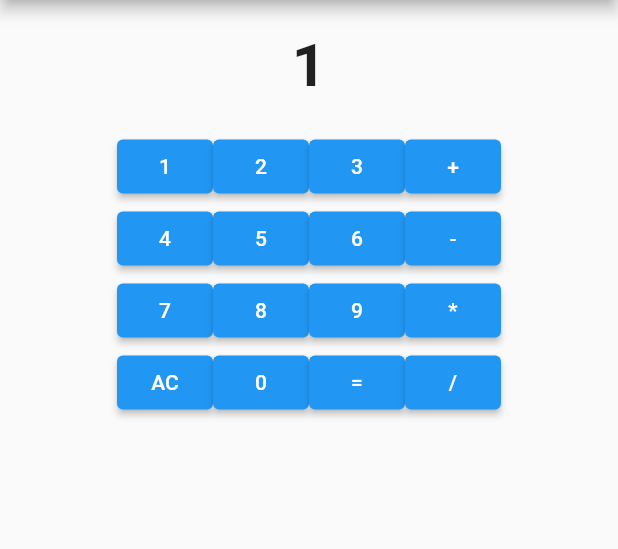
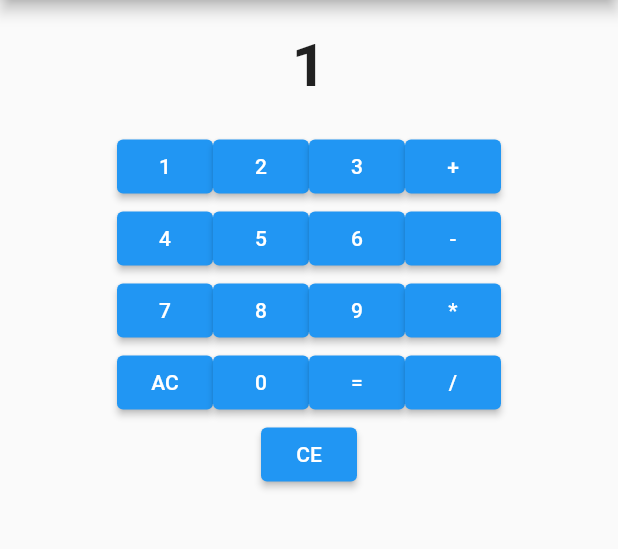
Before and after one commit to pyowonsik/bloc_calculator, a Flutter app: the screen it shows after launch, after a tap on an icon or button, on a phone screen of 412 x 824 dp, the part 84-633 px from its top. Run offline on Flutter 3.47's test engine with Material 2 defaults, Android fonts, the phone set to English and light mode, and no system bars; our stand-ins replace bloc, equatable, flutter_bloc.

Commit message:
문자 하나씩 지우기 추가

```diff
--- a/lib/bloc/caculator_event.dart
+++ b/lib/bloc/caculator_event.dart
@@ -1,4 +1,3 @@
-import 'package:bloc_calculator/model/calculation_model.dart';
 import 'package:equatable/equatable.dart';
 
 abstract class CalculatorEvent extends Equatable {
@@ -13,23 +12,7 @@ class InputNumberEvent extends CalculatorEvent {
   List<Object> get props => [input];
 }
 
-class CalculateEvent extends CalculatorEvent {
-  final dynamic result;
-  CalculateEvent({required this.result});
-
-  @override
-  List<Object> get props => [result];
-}
-
 class InitEvent extends CalculatorEvent {
   @override
   List<Object> get props => [];
 }
-
-
-// class InputValues extends CalculatorEvent {
-//   final dynamic inputValue;
-//   InputValues({required this.inputValue});
-//   @override
-//   List<Object> get props => [inputValue];
-// }
--- a/lib/bloc/calculator_bloc.dart
+++ b/lib/bloc/calculator_bloc.dart
@@ -3,7 +3,7 @@ import 'dart:math';
 import 'package:bloc/bloc.dart';
 import 'package:bloc_calculator/bloc/caculator_event.dart';
 import 'package:bloc_calculator/bloc/calculator_state.dart';
-import 'package:bloc_calculator/model/calculation_model.dart';
+import 'package:flutter/material.dart';
 
 // Bloc 구조
 // Bloc 에서 이벤트를 통해 상태를 변경한다
@@ -14,19 +14,15 @@ import 'package:bloc_calculator/model/calculation_model.dart';
 class CalculatorBloc extends Bloc<CalculatorEvent, CalculatorState> {
   dynamic formula = '';
   dynamic formulaResult = 0;
-  dynamic formulaList;
   dynamic operatorList = [];
   dynamic number = '';
   List<dynamic> numbers = [];
-  List<String> operator = ['+', '-', '*', '/'];
   bool isNumber = false;
 
   //
   CalculatorBloc() : super(CalculatorState.init()) {
     on<InputNumberEvent>(_inputNumber);
     on<InitEvent>(_init);
-    // on<InputValues>(_inputValue);
-    // on<CalculateEvent>(_calculate);
   }
 
   _inputNumber(InputNumberEvent event, emit) async {
@@ -34,6 +30,7 @@ class CalculatorBloc extends Bloc<CalculatorEvent, CalculatorState> {
     if (event.input.runtimeType == int) {
       number = number + event.input.toString();
       formula = formula + event.input.toString();
+      // emit
       emit(state.copyWith(input: formula));
       print('연산식 : $formula');
       isNumber = true;
@@ -44,51 +41,79 @@ class CalculatorBloc extends Bloc<CalculatorEvent, CalculatorState> {
         event.input == '-' ||
         event.input == '*' ||
         event.input == '/') {
-      //
-
+      // 연산자 중복 입력 방지
       if (isNumber == true) {
-        if (number != '') {
-          numbers.add(number);
-          number = '';
-          //
-          operatorList.add(event.input);
-          isNumber = false;
-          print('숫자 리스트 : $numbers');
-          print('부호 리스트 : $operatorList');
-          formula = formula + event.input.toString();
-          emit(state.copyWith(input: formula));
-          print('연산식 : $formula');
-        }
+        //
+        numbers.add(int.parse(number));
+        number = '';
+        //
+        operatorList.add(event.input.toString());
+        isNumber = false;
+        // emit
+        formula = formula + event.input.toString();
+        emit(state.copyWith(input: formula));
       }
 
       if (isNumber == false) {
+        // emit
         formula = formula;
         emit(state.copyWith(input: formula));
-        print('연산식 : $formula');
       }
-      // if (numbers.last == '') {
-      //   numbers.removeLast();
-      //   operatorList.removeLast();
-      // }
     }
 
     // event.input == 계산
-    if (event.input == '=') {}
+    if (event.input == '=') {
+      // 연산자 마무리 o
+      if (isNumber == true) {
+        numbers.add(int.parse(number));
+        number = '';
+
+        print(' -- 계산 시작 -- ');
+        print('연산식 : $formula');
+        print('숫자 리스트 : $numbers');
+        print('부호 리스트 : $operatorList');
+
+        // for (var i = 0; i < operatorList.length; i++) {
+        //   if (operatorList[i] == '*' || operatorList[i] == '/') {
+        //     var tmp;
+        //     tmp = operatorList[0];
+        //     operatorList[0] = operatorList[i];
+        //     operatorList[i] = tmp;
+        //     print(numbers[i - 1]);
+        //     print(numbers[i]);
+        //     print(numbers[i + 1]);
+
+        //     var answer = numbers[i] + numbers[i + 1];
+        //     print(answer);
+        //   }
+        // }
+
+        // print('변환후 : $operatorList');
+      }
+
+      //
+      // 연산자 마무리 x
+      if (isNumber == false) {
+        // emit
+        formula = formula;
+        emit(state.copyWith(input: formula));
+      }
+    }
+
+    if (event.input == 'CE') {
+      formula = formula.substring(0, formula.length - 1);
+      // print(formula[formula.length - 1]);
+      emit(state.copyWith(input: formula));
+    }
   }
 
   _init(CalculatorEvent event, emit) async {
     formula = '';
+    formulaResult = 0;
+    operatorList = [];
+    number = '';
+    numbers = [];
+    isNumber = true;
     emit(state.copyWith(input: 0, result: 0));
   }
-
-  // _calculate(CalculateEvent event, emit) async {
-  //   var result = formula + '=';
-  //   emit(state.copyWith(result: result));
-  // }
-
-  // _inputValue(InputValues event, emit) async {
-  //   lastNum = lastNum + event.inputValue.toString();
-  //   print(lastNum);
-  //   emit(state.copyWith(calculationModel: CalculationModel(input: lastNum)));
-  // }
 }
--- a/lib/model/calculation_model.dart
+++ /dev/null
@@ -1,15 +0,0 @@
-import 'package:equatable/equatable.dart';
-
-class CalculationModel extends Equatable {
-  CalculationModel({
-    this.input,
-    this.result,
-    this.operator,
-  });
-
-  final dynamic input;
-  final dynamic result;
-  final dynamic operator;
-  @override
-  List<Object?> get props => [input, result, operator];
-}
--- a/lib/ui/home.dart
+++ b/lib/ui/home.dart
@@ -69,9 +69,27 @@ class Home extends StatelessWidget {
           Row(
             mainAxisAlignment: MainAxisAlignment.center,
             children: [
-              ElevatedButton(onPressed: () {}, child: const Text('4')),
-              ElevatedButton(onPressed: () {}, child: const Text('5')),
-              ElevatedButton(onPressed: () {}, child: const Text('6')),
+              ElevatedButton(
+                  onPressed: () {
+                    context
+                        .read<CalculatorBloc>()
+                        .add(InputNumberEvent(input: 4));
+                  },
+                  child: const Text('4')),
+              ElevatedButton(
+                  onPressed: () {
+                    context
+                        .read<CalculatorBloc>()
+                        .add(InputNumberEvent(input: 5));
+                  },
+                  child: const Text('5')),
+              ElevatedButton(
+                  onPressed: () {
+                    context
+                        .read<CalculatorBloc>()
+                        .add(InputNumberEvent(input: 6));
+                  },
+                  child: const Text('6')),
               ElevatedButton(
                   onPressed: () {
                     context
@@ -84,9 +102,27 @@ class Home extends StatelessWidget {
           Row(
             mainAxisAlignment: MainAxisAlignment.center,
             children: [
-              ElevatedButton(onPressed: () {}, child: const Text('7')),
-              ElevatedButton(onPressed: () {}, child: const Text('8')),
-              ElevatedButton(onPressed: () {}, child: const Text('9')),
+              ElevatedButton(
+                  onPressed: () {
+                    context
+                        .read<CalculatorBloc>()
+                        .add(InputNumberEvent(input: 7));
+                  },
+                  child: const Text('7')),
+              ElevatedButton(
+                  onPressed: () {
+                    context
+                        .read<CalculatorBloc>()
+                        .add(InputNumberEvent(input: 8));
+                  },
+                  child: const Text('8')),
+              ElevatedButton(
+                  onPressed: () {
+                    context
+                        .read<CalculatorBloc>()
+                        .add(InputNumberEvent(input: 9));
+                  },
+                  child: const Text('9')),
               ElevatedButton(
                   onPressed: () {
                     context
@@ -105,7 +141,13 @@ class Home extends StatelessWidget {
                     isCalculate = false;
                   },
                   child: const Text('AC')),
-              ElevatedButton(onPressed: () {}, child: const Text('0')),
+              ElevatedButton(
+                  onPressed: () {
+                    context
+                        .read<CalculatorBloc>()
+                        .add(InputNumberEvent(input: 0));
+                  },
+                  child: const Text('0')),
               BlocBuilder<CalculatorBloc, CalculatorState>(
                   builder: (context, state) {
                 return ElevatedButton(
@@ -128,6 +170,13 @@ class Home extends StatelessWidget {
                   child: const Text('/')),
             ],
           ),
+          ElevatedButton(
+              onPressed: () {
+                context
+                    .read<CalculatorBloc>()
+                    .add(InputNumberEvent(input: 'CE'));
+              },
+              child: const Text('CE')),
         ],
       ),
     );
```
Also changed, not shown: lib/bloc/calculator_state.dart (+0 -7 lines).
